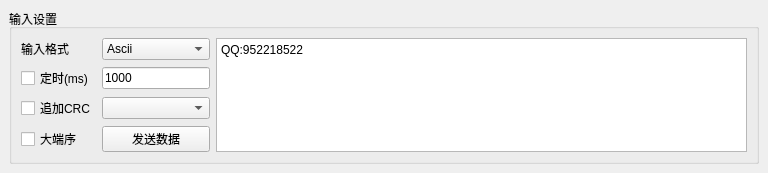
Old version of the form Src/Common/SAKDebugPage/Input/InputDataItem.ui in the repository x-tools-author/x-tools.
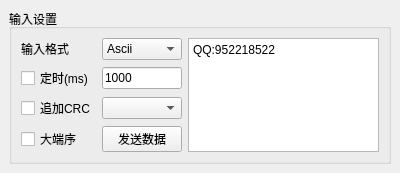
New version of the form.

Commit message: 调整空间初始大小

```diff
--- a/Src/Common/SAKDebugPage/Input/InputDataItem.ui
+++ b/Src/Common/SAKDebugPage/Input/InputDataItem.ui
@@ -6,7 +6,7 @@
    <rect>
     <x>0</x>
     <y>0</y>
-    <width>768</width>
+    <width>400</width>
     <height>151</height>
    </rect>
   </property>
```
